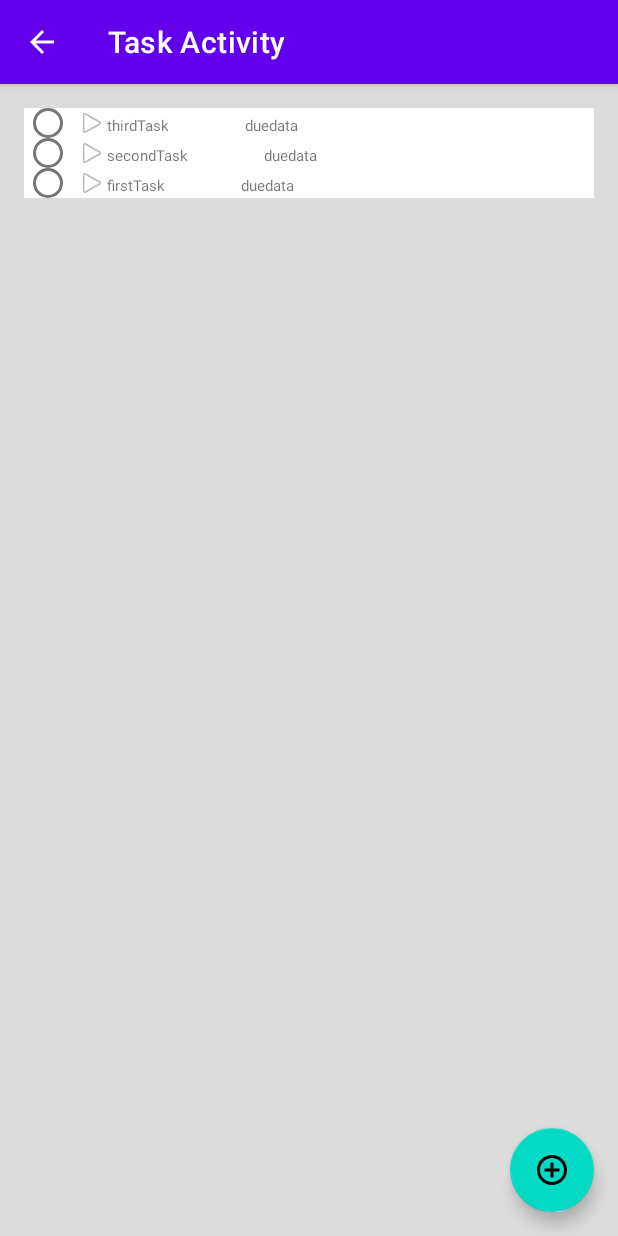
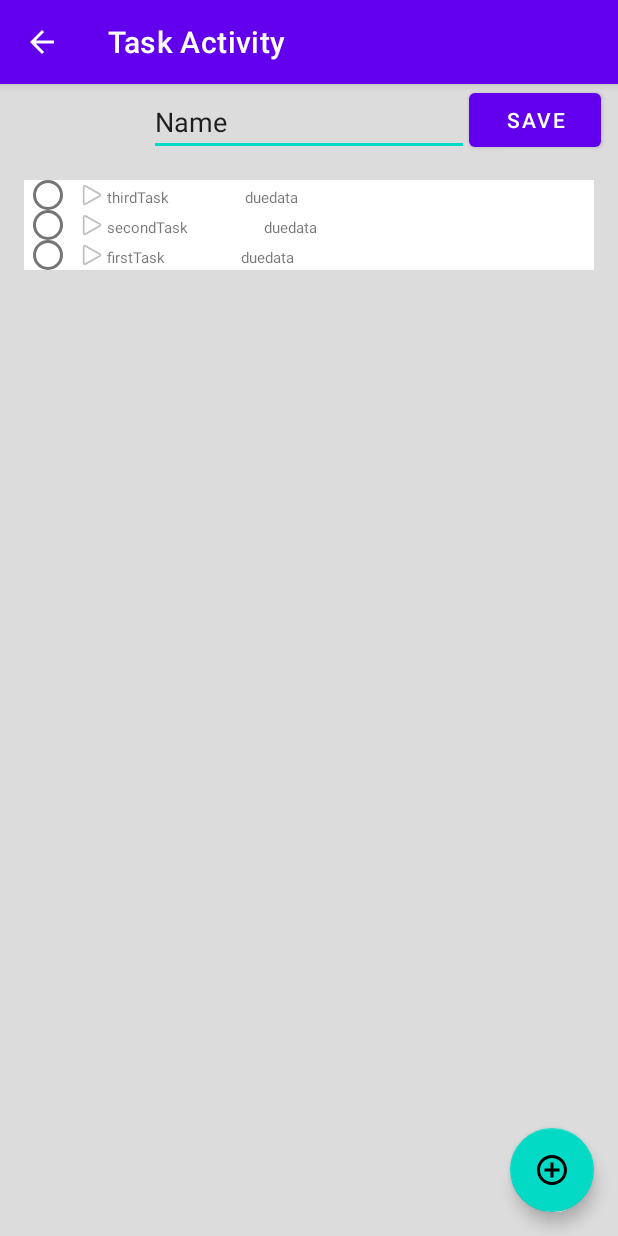
Before and after one commit to SzilvasiPeter/PomoTODOro, an Android app: the TaskActivity screen opened directly, with no data from a screen before it, on a phone screen of 412 x 824 dp. Run offline under Robolectric (Android 15) with nearby library versions, the phone set to English and light mode, and no system bars; our stand-ins replace Room's generated code.

Commit message:
Add task to database function in task activity.

```diff
--- a/ToDo/app/src/main/AndroidManifest.xml
+++ b/ToDo/app/src/main/AndroidManifest.xml
@@ -32,5 +32,4 @@
                 android:value="com.example.todo.activities.MainActivity" />
         </activity>
     </application>
-
 </manifest>
--- a/ToDo/app/src/main/java/com/example/todo/activities/TaskActivity.java
+++ b/ToDo/app/src/main/java/com/example/todo/activities/TaskActivity.java
@@ -1,11 +1,9 @@
 package com.example.todo.activities;
 
 import android.os.Bundle;
-import android.view.KeyEvent;
 import android.view.View;
-import android.view.inputmethod.EditorInfo;
+import android.widget.Button;
 import android.widget.EditText;
-import android.widget.TextView;
 
 import androidx.annotation.Nullable;
 import androidx.appcompat.app.AppCompatActivity;
@@ -20,7 +18,6 @@ import com.example.todo.adapters.TaskListAdapter;
 import com.example.todo.viewmodels.TaskViewModel;
 
 import java.util.ArrayList;
-import java.util.Date;
 import java.util.List;
 
 public class TaskActivity extends AppCompatActivity{
@@ -48,6 +45,16 @@ public class TaskActivity extends AppCompatActivity{
             public void onChanged(@Nullable final List<Task> tasks) {
                 // Update the cached copy of the tasks in the adapter.
                 myAdapter.setTasks(tasks);
+            }
+        });
+
+        myTaskEditText = findViewById(R.id.task_editText);
+
+        final Button button = findViewById(R.id.save_button);
+        button.setOnClickListener(new View.OnClickListener() {
+            public void onClick(View view) {
+                Task word = new Task(0, myTaskEditText.getText().toString(), 0, false);
+                myTaskViewModel.insert(word);
             }
         });
 
@@ -79,4 +86,6 @@ public class TaskActivity extends AppCompatActivity{
     private final List<Task> myTasks = new ArrayList<>();
     private TaskListAdapter myAdapter;
 
+    private  EditText myTaskEditText;
+
 }
--- a/ToDo/app/src/main/java/com/example/todo/repositories/TaskRoomDatabase.java
+++ b/ToDo/app/src/main/java/com/example/todo/repositories/TaskRoomDatabase.java
@@ -40,8 +40,6 @@ public abstract class TaskRoomDatabase extends RoomDatabase {
         @Override
         public void onOpen (@NonNull SupportSQLiteDatabase db){
             super.onOpen(db);
-            // If you want to keep the data through app restarts,
-            // comment out the following line.
             new PopulateDbAsync(INSTANCE).execute();
         }
     };
@@ -58,11 +56,11 @@ public abstract class TaskRoomDatabase extends RoomDatabase {
         @Override
         protected Void doInBackground(final Void... params) {
             // Start the app with a clean database every time.
-            // Not needed if you only populate on creation.
             mDao.deleteAll();
 
             for( int i = 0; i <= tasks.length - 1; i++) {
-                Task task = new Task(i+1, tasks[i], 0, false);
+                // ID is 0, because it will be auto-generated
+                Task task = new Task(0, tasks[i], 0, false);
                 mDao.insert(task);
             }
             return null;
--- a/ToDo/app/src/main/res/layout/task_activity.xml
+++ b/ToDo/app/src/main/res/layout/task_activity.xml
@@ -7,14 +7,37 @@
     android:background="#DCDCDC"
     tools:context=".activities.MainActivity">
 
+    <EditText
+        android:id="@+id/task_editText"
+        android:layout_width="wrap_content"
+        android:layout_height="wrap_content"
+        android:layout_marginBottom="10dp"
+        android:ems="10"
+        android:inputType="textPersonName"
+        android:text="Name"
+        app:layout_constraintBottom_toTopOf="@+id/task_recycleViewer"
+        app:layout_constraintEnd_toEndOf="parent"
+        app:layout_constraintStart_toStartOf="parent" />
+
+    <Button
+        android:id="@+id/save_button"
+        android:layout_width="wrap_content"
+        android:layout_height="wrap_content"
+        android:text="Save"
+        app:layout_constraintBottom_toBottomOf="@+id/task_editText"
+        app:layout_constraintStart_toEndOf="@+id/task_editText" />
+
     <androidx.recyclerview.widget.RecyclerView
         android:id="@+id/task_recycleViewer"
         android:layout_width="match_parent"
         android:layout_height="wrap_content"
         android:layout_margin="16dp"
+        android:layout_marginTop="10dp"
         app:layout_constraintEnd_toEndOf="parent"
         app:layout_constraintStart_toStartOf="parent"
-        app:layout_constraintTop_toTopOf="parent" />
+        app:layout_constraintTop_toBottomOf="@+id/task_editText" >
+
+    </androidx.recyclerview.widget.RecyclerView>
 
     <com.google.android.material.floatingactionbutton.FloatingActionButton
         android:id="@+id/addTask_fab"
@@ -22,9 +45,9 @@
         android:layout_height="wrap_content"
         android:layout_gravity="bottom|end"
         android:layout_margin="16dp"
+        android:contentDescription="Add task"
         android:src="@drawable/ic_baseline_add_circle_outline_24"
         app:layout_constraintBottom_toBottomOf="parent"
-        app:layout_constraintEnd_toEndOf="parent"
-        android:contentDescription="Add task" />
+        app:layout_constraintEnd_toEndOf="parent" />
 
 </androidx.constraintlayout.widget.ConstraintLayout>
```
